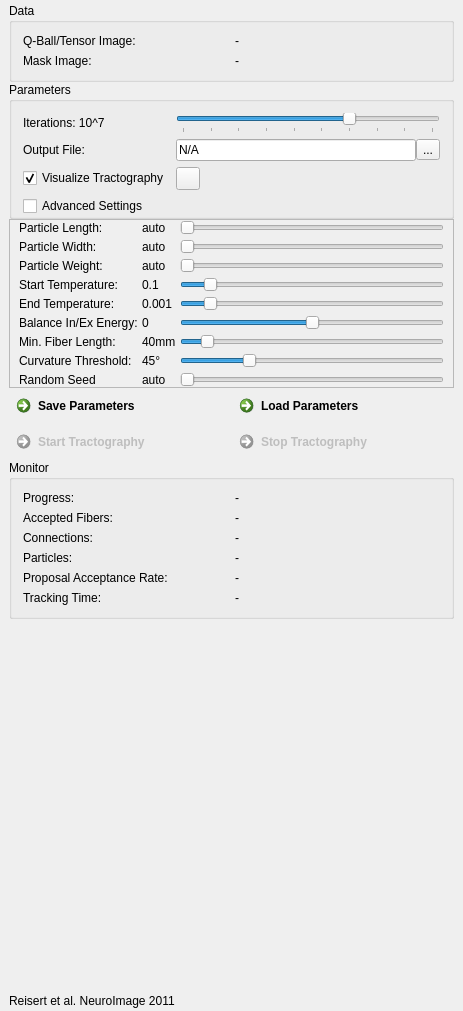
This is Plugins/org.mitk.gui.qt.diffusionimaging/src/internal/QmitkGibbsTrackingViewControls.ui in MITK/MITK as Qt 5 draws it before an edit. The edited form follows.
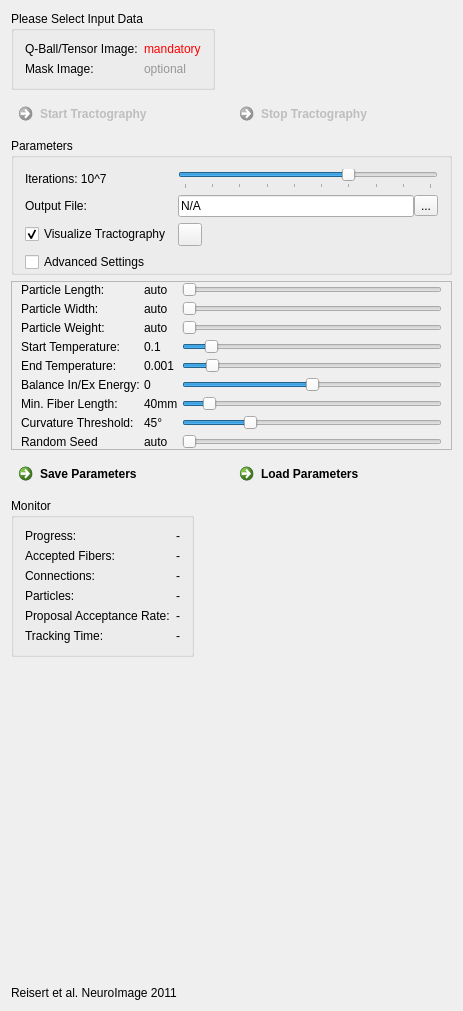
This is the edited form. Icons and pictures are not drawn.

```diff
--- a/Plugins/org.mitk.gui.qt.diffusionimaging/src/internal/QmitkGibbsTrackingViewControls.ui
+++ b/Plugins/org.mitk.gui.qt.diffusionimaging/src/internal/QmitkGibbsTrackingViewControls.ui
@@ -25,66 +25,69 @@
   <property name="windowTitle">
    <string>QmitkTemplate</string>
   </property>
-  <layout class="QVBoxLayout" name="verticalLayout_2">
-   <property name="spacing">
-    <number>0</number>
-   </property>
-   <property name="leftMargin">
-    <number>9</number>
-   </property>
-   <property name="topMargin">
-    <number>3</number>
-   </property>
-   <property name="rightMargin">
-    <number>9</number>
-   </property>
-   <property name="bottomMargin">
-    <number>3</number>
-   </property>
-   <item>
-    <widget class="QGroupBox" name="m_DataFrame">
-     <property name="title">
-      <string>Data</string>
+  <layout class="QFormLayout" name="formLayout">
+   <item row="1" column="0" colspan="2">
+    <widget class="QFrame" name="frame_4">
+     <property name="frameShape">
+      <enum>QFrame::NoFrame</enum>
      </property>
-     <layout class="QGridLayout" name="gridLayout_4">
-      <item row="0" column="0">
-       <widget class="QLabel" name="label">
-        <property name="text">
-         <string>Q-Ball/Tensor Image:</string>
-        </property>
-       </widget>
-      </item>
-      <item row="0" column="1">
-       <widget class="QLabel" name="m_QballImageLabel">
-        <property name="toolTip">
-         <string>Mandatory input</string>
-        </property>
-        <property name="text">
-         <string>-</string>
-        </property>
-       </widget>
-      </item>
+     <property name="frameShadow">
+      <enum>QFrame::Plain</enum>
+     </property>
+     <property name="lineWidth">
+      <number>0</number>
+     </property>
+     <layout class="QGridLayout" name="gridLayout_8">
+      <property name="margin">
+       <number>0</number>
+      </property>
+      <property name="spacing">
+       <number>0</number>
+      </property>
       <item row="1" column="0">
-       <widget class="QLabel" name="label_3">
+       <widget class="QCommandLinkButton" name="m_TrackingStart">
+        <property name="enabled">
+         <bool>false</bool>
+        </property>
+        <property name="toolTip">
+         <string>No Q-Ball image selected.</string>
+        </property>
+        <property name="layoutDirection">
+         <enum>Qt::LeftToRight</enum>
+        </property>
         <property name="text">
-         <string>Mask Image:</string>
+         <string>Start Tractography</string>
+        </property>
+        <property name="icon">
+         <iconset resource="../../../../Modules/QmitkExt/resources/QmitkResources.qrc">
+          <normaloff>:/qmitk/play.xpm</normaloff>:/qmitk/play.xpm</iconset>
         </property>
        </widget>
       </item>
       <item row="1" column="1">
-       <widget class="QLabel" name="m_MaskImageLabel">
+       <widget class="QCommandLinkButton" name="m_TrackingStop">
+        <property name="enabled">
+         <bool>false</bool>
+        </property>
         <property name="toolTip">
-         <string>Optional input to limit the algorithms search space.</string>
+         <string/>
+        </property>
+        <property name="layoutDirection">
+         <enum>Qt::LeftToRight</enum>
         </property>
         <property name="text">
-         <string>-</string>
+         <string>Stop Tractography</string>
+        </property>
+        <property name="icon">
+         <iconset resource="../../../../Modules/QmitkExt/resources/QmitkResources.qrc">
+          <normaloff>:/qmitk/stop.xpm</normaloff>:/qmitk/stop.xpm</iconset>
         </property>
        </widget>
       </item>
      </layout>
     </widget>
    </item>
-   <item>
+   <item row="2" column="0" colspan="2">
     <widget class="QGroupBox" name="m_ParametersFrame">
      <property name="title">
       <string>Parameters</string>
@@ -228,7 +231,7 @@
      </layout>
     </widget>
    </item>
-   <item>
+   <item row="3" column="0" colspan="2">
     <widget class="QFrame" name="m_AdvancedFrame">
      <property name="enabled">
       <bool>true</bool>
@@ -744,7 +747,7 @@
      </layout>
     </widget>
    </item>
-   <item>
+   <item row="4" column="0" colspan="2">
     <widget class="QFrame" name="frame_3">
      <property name="frameShape">
       <enum>QFrame::NoFrame</enum>
@@ -802,50 +805,10 @@
         </property>
        </widget>
       </item>
-      <item row="1" column="0">
-       <widget class="QCommandLinkButton" name="m_TrackingStart">
-        <property name="enabled">
-         <bool>false</bool>
-        </property>
-        <property name="toolTip">
-         <string>No Q-Ball image selected.</string>
-        </property>
-        <property name="layoutDirection">
-         <enum>Qt::LeftToRight</enum>
-        </property>
-        <property name="text">
-         <string>Start Tractography</string>
-        </property>
-        <property name="icon">
-         <iconset resource="../../../../Modules/QmitkExt/resources/QmitkResources.qrc">
-          <normaloff>:/qmitk/play.xpm</normaloff>:/qmitk/play.xpm</iconset>
-        </property>
-       </widget>
-      </item>
-      <item row="1" column="1">
-       <widget class="QCommandLinkButton" name="m_TrackingStop">
-        <property name="enabled">
-         <bool>false</bool>
-        </property>
-        <property name="toolTip">
-         <string/>
-        </property>
-        <property name="layoutDirection">
-         <enum>Qt::LeftToRight</enum>
-        </property>
-        <property name="text">
-         <string>Stop Tractography</string>
-        </property>
-        <property name="icon">
-         <iconset resource="../../../../Modules/QmitkExt/resources/QmitkResources.qrc">
-          <normaloff>:/qmitk/stop.xpm</normaloff>:/qmitk/stop.xpm</iconset>
-        </property>
-       </widget>
-      </item>
      </layout>
     </widget>
    </item>
-   <item>
+   <item row="5" column="0">
     <widget class="QGroupBox" name="groupBox_4">
      <property name="title">
       <string>Monitor</string>
@@ -1046,7 +1009,7 @@
      </layout>
     </widget>
    </item>
-   <item>
+   <item row="6" column="1">
     <spacer name="spacer1">
      <property name="orientation">
       <enum>Qt::Vertical</enum>
@@ -1062,7 +1025,7 @@
      </property>
     </spacer>
    </item>
-   <item>
+   <item row="7" column="0">
     <widget class="QLabel" name="m_CurvatureThresholdLabel_5">
      <property name="toolTip">
       <string/>
@@ -1078,6 +1041,49 @@
      </property>
     </widget>
    </item>
+   <item row="0" column="0">
+    <widget class="QGroupBox" name="m_DataFrame">
+     <property name="title">
+      <string>Please Select Input Data</string>
+     </property>
+     <layout class="QGridLayout" name="gridLayout_4">
+      <item row="0" column="0">
+       <widget class="QLabel" name="label">
+        <property name="text">
+         <string>Q-Ball/Tensor Image:</string>
+        </property>
+       </widget>
+      </item>
+      <item row="0" column="1">
+       <widget class="QLabel" name="m_QballImageLabel">
+        <property name="toolTip">
+         <string>Mandatory input</string>
+        </property>
+        <property name="text">
+         <string>&lt;html&gt;&lt;head/&gt;&lt;body&gt;&lt;p&gt;&lt;span style=&quot; color:#ff0000;&quot;&gt;mandatory&lt;/span&gt;&lt;/p&gt;&lt;/body&gt;&lt;/html&gt;</string>
+        </property>
+       </widget>
+      </item>
+      <item row="1" column="0">
+       <widget class="QLabel" name="label_3">
+        <property name="text">
+         <string>Mask Image:</string>
+        </property>
+       </widget>
+      </item>
+      <item row="1" column="1">
+       <widget class="QLabel" name="m_MaskImageLabel">
+        <property name="toolTip">
+         <string>Optional input to limit the algorithms search space.</string>
+        </property>
+        <property name="text">
+         <string>&lt;html&gt;&lt;head/&gt;&lt;body&gt;&lt;p&gt;&lt;span style=&quot; color:#969696;&quot;&gt;optional&lt;/span&gt;&lt;/p&gt;&lt;/body&gt;&lt;/html&gt;</string>
+        </property>
+       </widget>
+      </item>
+     </layout>
+    </widget>
+   </item>
   </layout>
  </widget>
  <layoutdefault spacing="6" margin="11"/>
```
